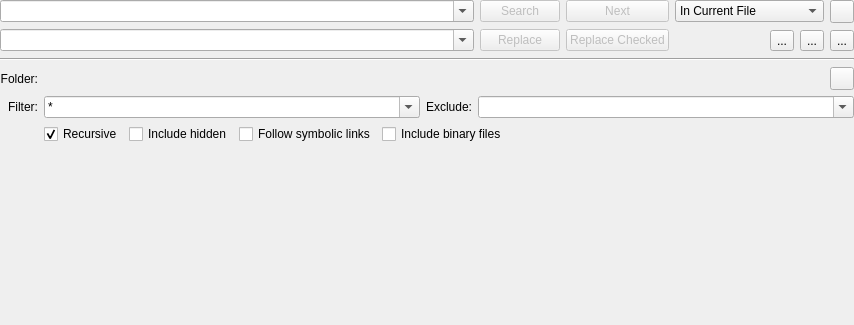
The window that addons/search/search.ui (KDE/kate) describes before a commit, drawn with Qt 5.
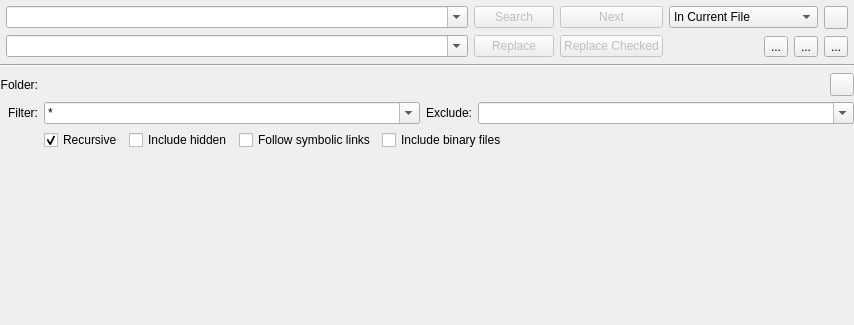
The same window after the commit. Custom widgets are drawn as their Qt base class.

Commit message:
Use more standard value for layout spacing and margins in diagnostics and search pannel
This increase consistency

What changed in the file:
```diff
--- a/addons/search/search.ui
+++ b/addons/search/search.ui
@@ -23,8 +23,26 @@
    <property name="bottomMargin">
     <number>0</number>
    </property>
+   <property name="spacing">
+    <number>0</number>
+   </property>
    <item>
     <layout class="QGridLayout" name="gridLayout" columnstretch="1,0,0,0,0,0">
+     <property name="leftMargin">
+      <number>6</number>
+     </property>
+     <property name="topMargin">
+      <number>6</number>
+     </property>
+     <property name="rightMargin">
+      <number>6</number>
+     </property>
+     <property name="bottomMargin">
+      <number>6</number>
+     </property>
+     <property name="spacing">
+      <number>6</number>
+     </property>
      <item row="0" column="1">
       <widget class="QPushButton" name="searchButton">
        <property name="enabled">
```
The commit also changes 3 other files.
